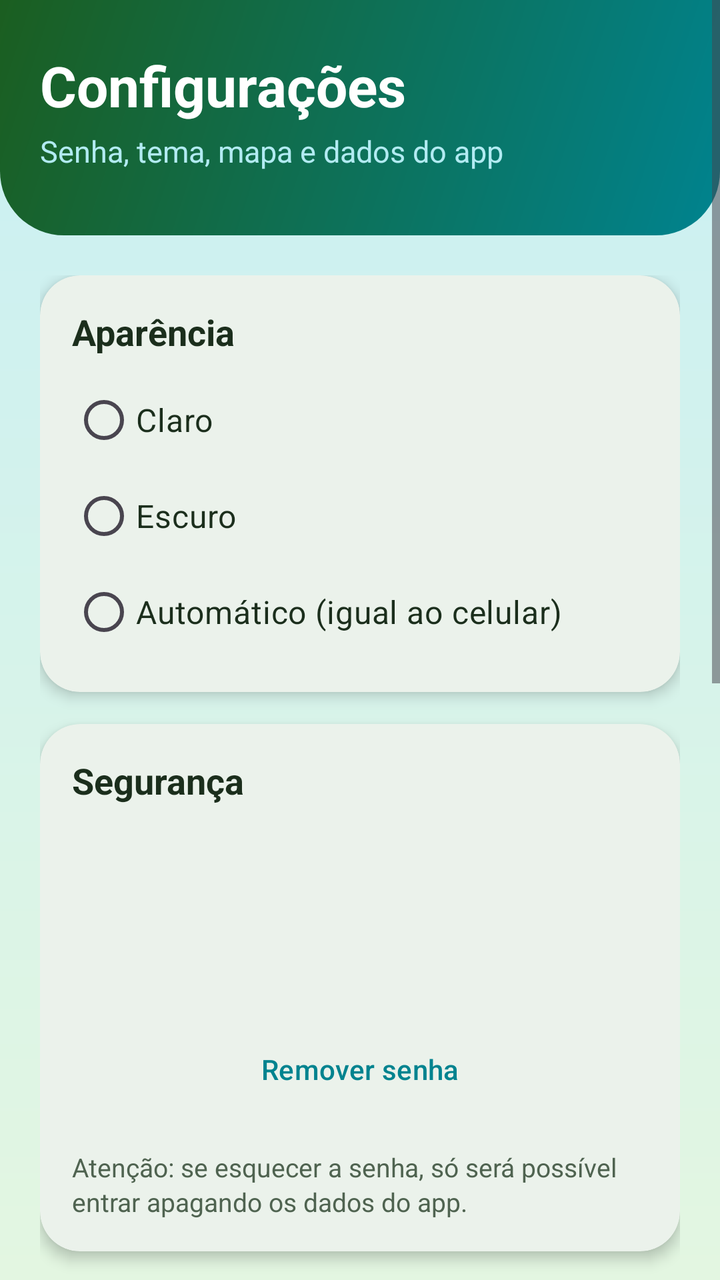
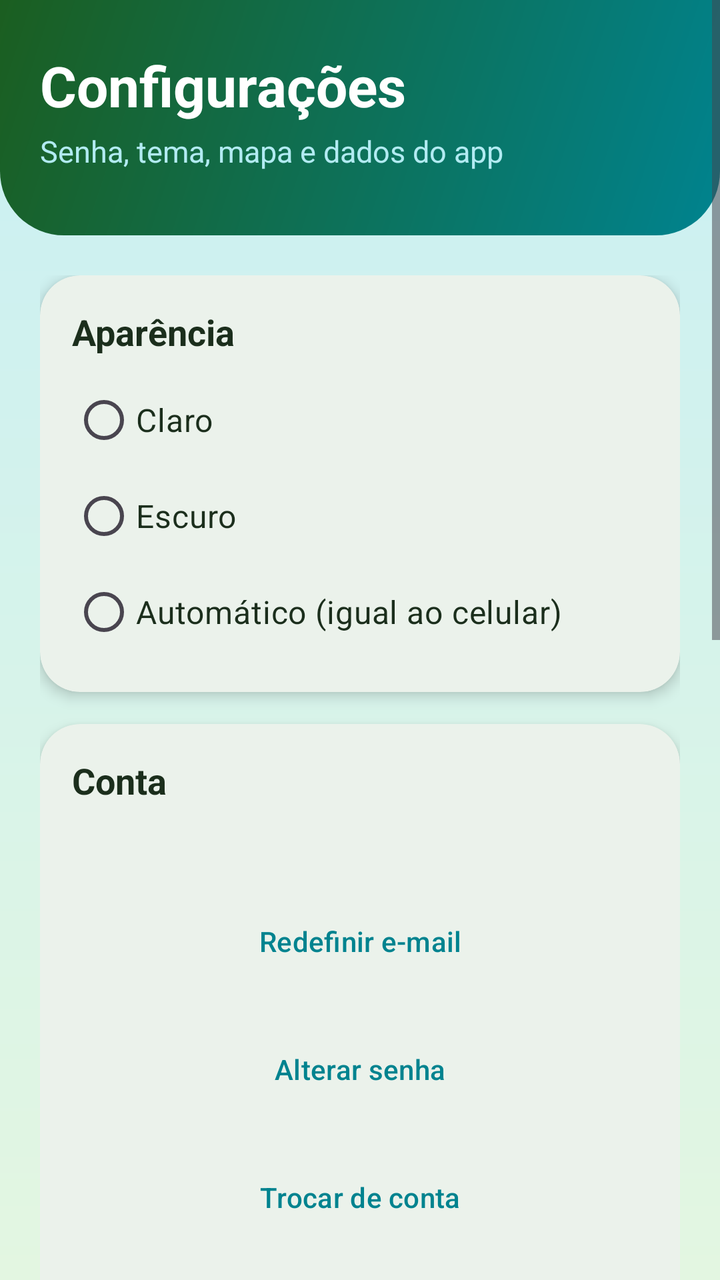

Two renders of the same Android screen: before a commit and after it. Below are the layout's source before the change and the commit's diff.
<!-- AndroidManifest.xml: application theme Theme.CorrenteDoBem -->
<!-- res/layout/activity_configuracoes.xml -->
<?xml version="1.0" encoding="utf-8"?>
<ScrollView xmlns:android="http://schemas.android.com/apk/res/android"
    android:layout_width="match_parent"
    android:layout_height="match_parent"
    android:fillViewport="true">

    <LinearLayout
        android:layout_width="match_parent"
        android:layout_height="wrap_content"
        android:orientation="vertical">

        <LinearLayout
            android:layout_width="match_parent"
            android:layout_height="wrap_content"
            android:background="@drawable/bg_header"
            android:orientation="vertical"
            android:paddingStart="@dimen/margem_tela"
            android:paddingTop="24dp"
            android:paddingEnd="@dimen/margem_tela"
            android:paddingBottom="32dp">

            <TextView
                style="@style/TituloHeader"
                android:layout_width="wrap_content"
                android:layout_height="wrap_content"
                android:text="@string/config_titulo" />

            <TextView
                style="@style/SubtituloHeader"
                android:layout_width="wrap_content"
                android:layout_height="wrap_content"
                android:layout_marginTop="4dp"
                android:text="@string/config_subtitulo" />
        </LinearLayout>

        <LinearLayout
            android:layout_width="match_parent"
            android:layout_height="wrap_content"
            android:orientation="vertical"
            android:padding="@dimen/margem_tela">

            <com.google.android.material.card.MaterialCardView style="@style/CardEco">

                <LinearLayout
                    android:layout_width="match_parent"
                    android:layout_height="wrap_content"
                    android:orientation="vertical"
                    android:padding="16dp">

                    <TextView
                        style="@style/TituloCard"
                        android:layout_width="wrap_content"
                        android:layout_height="wrap_content"
                        android:text="@string/cfg_aparencia" />

                    <RadioGroup
                        android:id="@+id/grupoTema"
                        android:layout_width="match_parent"
                        android:layout_height="wrap_content"
                        android:layout_marginTop="8dp"
                        android:orientation="vertical">

                        <RadioButton
                            android:id="@+id/temaClaro"
                            android:layout_width="match_parent"
                            android:layout_height="wrap_content"
                            android:minHeight="48dp"
                            android:text="@string/tema_claro"
                            android:textColor="@color/texto_principal"
                            android:textSize="16sp" />

                        <RadioButton
                            android:id="@+id/temaEscuro"
                            android:layout_width="match_parent"
                            android:layout_height="wrap_content"
                            android:minHeight="48dp"
                            android:text="@string/tema_escuro"
                            android:textColor="@color/texto_principal"
                            android:textSize="16sp" />

                        <RadioButton
                            android:id="@+id/temaSistema"
                            android:layout_width="match_parent"
                            android:layout_height="wrap_content"
                            android:minHeight="48dp"
                            android:text="@string/tema_sistema"
                            android:textColor="@color/texto_principal"
                            android:textSize="16sp" />
                    </RadioGroup>
                </LinearLayout>
            </com.google.android.material.card.MaterialCardView>

            <com.google.android.material.card.MaterialCardView style="@style/CardEco">

                <LinearLayout
                    android:layout_width="match_parent"
                    android:layout_height="wrap_content"
                    android:orientation="vertical"
                    android:padding="16dp">

                    <TextView
                        style="@style/TituloCard"
                        android:layout_width="wrap_content"
                        android:layout_height="wrap_content"
                        android:text="@string/cfg_seguranca" />

                    <TextView
                        android:id="@+id/txtSenhaStatus"
                        style="@style/TextoCorpo"
                        android:layout_width="wrap_content"
                        android:layout_height="wrap_content"
                        android:layout_marginTop="8dp" />

                    <Button
                        android:id="@+id/btnSenha"
                        style="@style/BotaoEco"
                        android:layout_marginTop="12dp" />

                    <Button
                        android:id="@+id/btnRemoverSenha"
                        style="@style/BotaoVoltar"
                        android:text="@string/senha_remover" />

                    <TextView
                        style="@style/TextoCorpo"
                        android:layout_width="match_parent"
                        android:layout_height="wrap_content"
                        android:layout_marginTop="12dp"
                        android:text="@string/senha_aviso"
                        android:textSize="13sp" />
                </LinearLayout>
            </com.google.android.material.card.MaterialCardView>

            <com.google.android.material.card.MaterialCardView style="@style/CardEco">

                <LinearLayout
                    android:layout_width="match_parent"
                    android:layout_height="wrap_content"
                    android:orientation="vertical"
                    android:padding="16dp">

                    <TextView
                        style="@style/TituloCard"
                        android:layout_width="wrap_content"
                        android:layout_height="wrap_content"
                        android:text="@string/cfg_mapa" />

                    <LinearLayout
                        android:layout_width="match_parent"
                        android:layout_height="wrap_content"
                        android:layout_marginTop="8dp"
                        android:gravity="center_vertical"
                        android:orientation="horizontal">

                        <TextView
                            style="@style/TextoCorpo"
                            android:layout_width="0dp"
                            android:layout_height="wrap_content"
                            android:layout_weight="1"
                            android:text="@string/cfg_mostrar_limpos"
                            android:textColor="@color/texto_principal" />

                        <com.google.android.material.materialswitch.MaterialSwitch
                            android:id="@+id/switchLimpos"
                            android:layout_width="wrap_content"
                            android:layout_height="wrap_content" />
                    </LinearLayout>
                </LinearLayout>
            </com.google.android.material.card.MaterialCardView>

            <com.google.android.material.card.MaterialCardView style="@style/CardEco">

                <LinearLayout
                    android:layout_width="match_parent"
                    android:layout_height="wrap_content"
                    android:orientation="vertical"
                    android:padding="16dp">

                    <TextView
                        style="@style/TituloCard"
                        android:layout_width="wrap_content"
                        android:layout_height="wrap_content"
                        android:text="@string/cfg_dados" />

                    <Button
                        android:id="@+id/btnRestaurar"
                        style="@style/BotaoVoltar"
                        android:layout_marginTop="12dp"
                        android:text="@string/btn_restaurar" />

                    <Button
                        android:id="@+id/btnApagar"
                        style="@style/BotaoVoltar"
                        android:text="@string/btn_apagar" />
                </LinearLayout>
            </com.google.android.material.card.MaterialCardView>

            <com.google.android.material.card.MaterialCardView style="@style/CardEco">

                <LinearLayout
                    android:layout_width="match_parent"
                    android:layout_height="wrap_content"
                    android:orientation="vertical"
                    android:padding="16dp">

                    <TextView
                        style="@style/TituloCard"
                        android:layout_width="wrap_content"
                        android:layout_height="wrap_content"
                        android:text="@string/cfg_sobre" />

                    <TextView
                        android:id="@+id/txtVersao"
                        style="@style/TextoCorpo"
                        android:layout_width="wrap_content"
                        android:layout_height="wrap_content"
                        android:layout_marginTop="8dp" />

                    <TextView
                        style="@style/TextoCorpo"
                        android:layout_width="match_parent"
                        android:layout_height="wrap_content"
                        android:text="@string/sobre_texto" />
                </LinearLayout>
            </com.google.android.material.card.MaterialCardView>

            <Button
                android:id="@+id/btnVoltar"
                style="@style/BotaoVoltar"
                android:text="@string/btn_voltar" />
        </LinearLayout>
    </LinearLayout>
</ScrollView>
<!-- resources referenced by this layout -->
<resources>
  <color name="texto_principal">#1B2E1C</color>
  <dimen name="margem_tela">20dp</dimen>
  <!-- drawable bg_header (drawable) -->
  <?xml version="1.0" encoding="utf-8"?>
  <shape xmlns:android="http://schemas.android.com/apk/res/android" android:shape="rectangle">
      <gradient
          android:angle="315"
          android:startColor="@color/verde_escuro"
          android:endColor="@color/ciano_escuro" />
      <corners
          android:bottomLeftRadius="32dp"
          android:bottomRightRadius="32dp" />
  </shape>
  <string name="btn_apagar">Apagar publicações e pontos</string>
  <string name="btn_restaurar">Restaurar dados de exemplo</string>
  <string name="btn_voltar">Voltar</string>
  <string name="cfg_aparencia">Aparência</string>
  <string name="cfg_dados">Dados do app</string>
  <string name="cfg_mapa">Mapa</string>
  <string name="cfg_mostrar_limpos">Mostrar pontos já limpos</string>
  <string name="cfg_seguranca">Segurança</string>
  <string name="cfg_sobre">Sobre</string>
  <string name="config_subtitulo">Senha, tema, mapa e dados do app</string>
  <string name="config_titulo">Configurações</string>
  <string name="senha_aviso">Atenção: se esquecer a senha, só será possível entrar apagando os dados do app.</string>
  <string name="senha_remover">Remover senha</string>
  <string name="sobre_texto">Projeto acadêmico de Sustentabilidade, Unicsul. Licença MIT.</string>
  <string name="tema_claro">Claro</string>
  <string name="tema_escuro">Escuro</string>
  <string name="tema_sistema">Automático (igual ao celular)</string>
  <style name="BotaoEco" parent="Widget.Material3.Button">
          <item name="android:layout_width">match_parent</item>
          <item name="android:layout_height">56dp</item>
          <item name="android:layout_marginTop">8dp</item>
          <item name="android:textColor">@color/branco</item>
          <item name="backgroundTint">@color/ciano_escuro</item>
          <item name="cornerRadius">16dp</item>
      </style>
  <style name="SubtituloHeader">
          <item name="android:textColor">@color/ciano_suave</item>
          <item name="android:textSize">@dimen/texto_subtitulo</item>
      </style>
  <style name="TextoCorpo">
          <item name="android:textColor">@color/texto_secundario</item>
          <item name="android:textSize">@dimen/texto_corpo</item>
          <item name="android:lineSpacingExtra">2dp</item>
      </style>
  <style name="TituloCard">
          <item name="android:textColor">@color/texto_principal</item>
          <item name="android:textSize">@dimen/texto_card_titulo</item>
          <item name="android:textStyle">bold</item>
      </style>
  <style name="TituloHeader">
          <item name="android:textColor">@color/branco</item>
          <item name="android:textSize">@dimen/texto_titulo</item>
          <item name="android:textStyle">bold</item>
      </style>
  <color name="verde_escuro">#1B5E20</color>
  <color name="ciano_escuro">#00838F</color>
  <color name="branco">#FFFFFF</color>
  <color name="icone_ciano">#00838F</color>
  <dimen name="raio_card">20dp</dimen>
  <color name="superficie">#FFFFFF</color>
  <color name="ciano_suave">#B2EBF2</color>
  <dimen name="texto_subtitulo">15sp</dimen>
  <color name="texto_secundario">#4F6350</color>
  <dimen name="texto_corpo">15sp</dimen>
  <dimen name="texto_card_titulo">18sp</dimen>
  <dimen name="texto_titulo">28sp</dimen>
  <color name="verde_primario">#2E7D32</color>
  <color name="verde_claro">#C8E6C9</color>
  <color name="ciano_primario">#00ACC1</color>
  <color name="fundo">#F1F8E9</color>
  <!-- drawable bg_app (drawable) -->
  <?xml version="1.0" encoding="utf-8"?>
  <shape xmlns:android="http://schemas.android.com/apk/res/android"
      android:shape="rectangle">
      <gradient
          android:angle="270"
          android:endColor="@color/fundo_base"
          android:startColor="@color/fundo_topo" />
  </shape>
  <color name="fundo_base">#E3F6E1</color>
  <color name="fundo_topo">#C9F0F4</color>
  <!-- unchanged entries left out for length: 3 -->
</resources>

<!-- the commit's change to res/layout/activity_configuracoes.xml (unified diff, before → after) -->
@@ -102,32 +102,35 @@
                         style="@style/TituloCard"
                         android:layout_width="wrap_content"
                         android:layout_height="wrap_content"
-                        android:text="@string/cfg_seguranca" />
-
-                    <TextView
-                        android:id="@+id/txtSenhaStatus"
+                        android:text="@string/cfg_conta" />
+
+                    <TextView
+                        android:id="@+id/txtConta"
                         style="@style/TextoCorpo"
-                        android:layout_width="wrap_content"
+                        android:layout_width="match_parent"
                         android:layout_height="wrap_content"
                         android:layout_marginTop="8dp" />
 
                     <Button
-                        android:id="@+id/btnSenha"
+                        android:id="@+id/btnRedefinirEmail"
+                        style="@style/BotaoVoltar"
+                        android:layout_marginTop="12dp"
+                        android:text="@string/btn_redefinir_email" />
+
+                    <Button
+                        android:id="@+id/btnAlterarSenha"
+                        style="@style/BotaoVoltar"
+                        android:text="@string/senha_alterar" />
+
+                    <Button
+                        android:id="@+id/btnTrocarConta"
+                        style="@style/BotaoVoltar"
+                        android:text="@string/btn_trocar_conta" />
+
+                    <Button
+                        android:id="@+id/btnSairConta"
                         style="@style/BotaoEco"
-                        android:layout_marginTop="12dp" />
-
-                    <Button
-                        android:id="@+id/btnRemoverSenha"
-                        style="@style/BotaoVoltar"
-                        android:text="@string/senha_remover" />
-
-                    <TextView
-                        style="@style/TextoCorpo"
-                        android:layout_width="match_parent"
-                        android:layout_height="wrap_content"
-                        android:layout_marginTop="12dp"
-                        android:text="@string/senha_aviso"
-                        android:textSize="13sp" />
+                        android:text="@string/btn_sair_conta" />
                 </LinearLayout>
             </com.google.android.material.card.MaterialCardView>
 
<!-- resource entries referenced after the edit -->
@@ -14,18 +14,20 @@
           android:bottomRightRadius="32dp" />
   </shape>
   <string name="btn_apagar">Apagar publicações e pontos</string>
+  <string name="btn_redefinir_email">Redefinir e-mail</string>
   <string name="btn_restaurar">Restaurar dados de exemplo</string>
+  <string name="btn_sair_conta">Sair da conta</string>
+  <string name="btn_trocar_conta">Trocar de conta</string>
   <string name="btn_voltar">Voltar</string>
   <string name="cfg_aparencia">Aparência</string>
+  <string name="cfg_conta">Conta</string>
   <string name="cfg_dados">Dados do app</string>
   <string name="cfg_mapa">Mapa</string>
   <string name="cfg_mostrar_limpos">Mostrar pontos já limpos</string>
-  <string name="cfg_seguranca">Segurança</string>
   <string name="cfg_sobre">Sobre</string>
   <string name="config_subtitulo">Senha, tema, mapa e dados do app</string>
   <string name="config_titulo">Configurações</string>
-  <string name="senha_aviso">Atenção: se esquecer a senha, só será possível entrar apagando os dados do app.</string>
-  <string name="senha_remover">Remover senha</string>
+  <string name="senha_alterar">Alterar senha</string>
   <string name="sobre_texto">Projeto acadêmico de Sustentabilidade, Unicsul. Licença MIT.</string>
   <string name="tema_claro">Claro</string>
   <string name="tema_escuro">Escuro</string>
